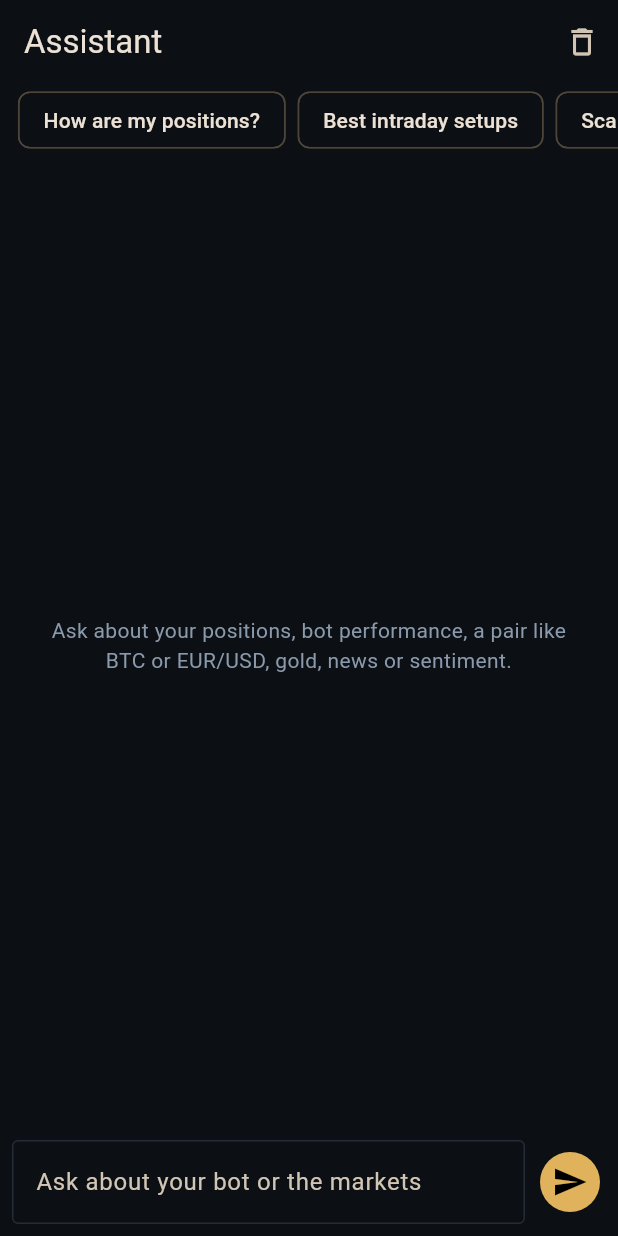
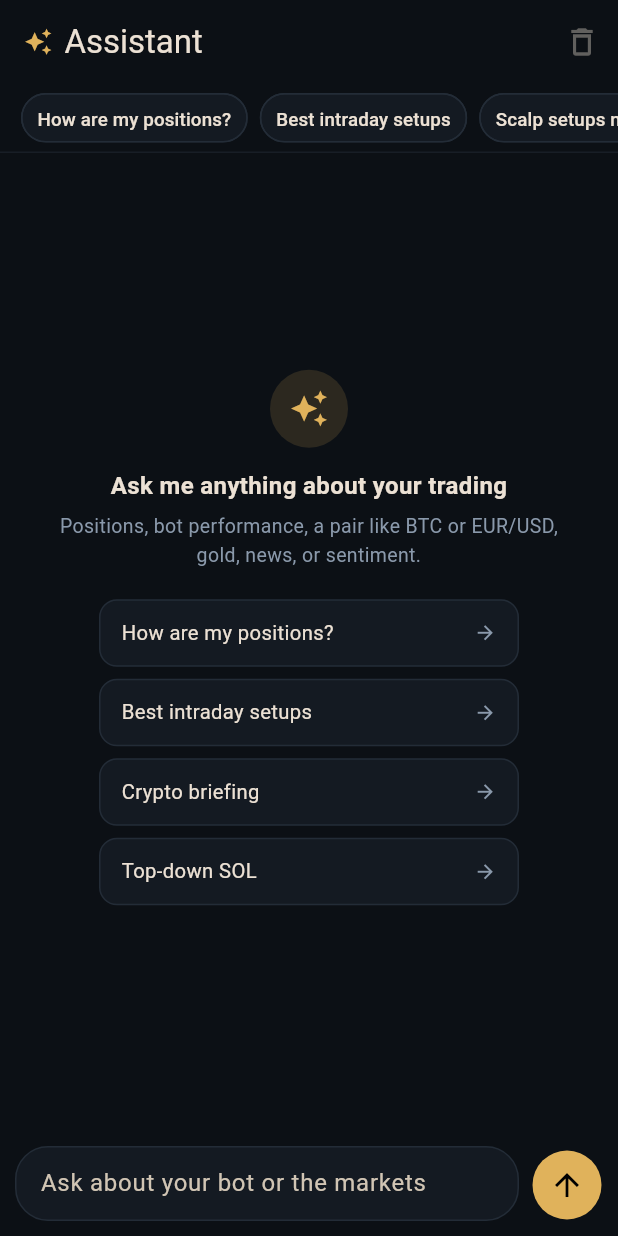
Before and after one commit to usmonkamalov8-boop/trade-companion, a Flutter app: the ChatPage screen opened directly, after a tap on "How are my positions?", after a tap on the "delete outline" icon, on a phone screen of 412 x 824 dp. Run offline on Flutter 3.47's test engine with Material 3 defaults, Android fonts, the phone set to English and light mode, and no system bars; our stand-ins replace local_auth, shared_preferences, webview_flutter; accounts and stored records are empty; network calls fail.

Commit message:
Apply UI polish for order ticket and assistant chat, plus backend AI order guidance (Steps 29-31)

```diff
--- a/flutter_app/lib/screens/chat.dart
+++ b/flutter_app/lib/screens/chat.dart
@@ -38,6 +38,22 @@ class _ChatPageState extends State<ChatPage> {
     'Risk settings',
   ];
 
+  // A handful of the quick list, surfaced as bigger suggestion cards on the empty state - the same list, just
+  // a friendlier first impression than a single line of hint text.
+  static const featured = [
+    'How are my positions?',
+    'Best intraday setups',
+    'Crypto briefing',
+    'Top-down SOL',
+  ];
+
+  @override
+  void dispose() {
+    ctl.dispose();
+    sc.dispose();
+    super.dispose();
+  }
+
   void _down() => WidgetsBinding.instance.addPostFrameCallback((_) {
         if (sc.hasClients) sc.jumpTo(sc.position.maxScrollExtent);
       });
@@ -69,68 +85,58 @@ class _ChatPageState extends State<ChatPage> {
   Widget build(BuildContext context) {
     final p = context.pal;
     return Scaffold(
-      appBar: AppBar(title: const Text('Assistant'), actions: [
-        IconButton(onPressed: () => setState(msgs.clear), icon: const Icon(Icons.delete_outline)),
+      appBar: AppBar(
+        title: Row(mainAxisSize: MainAxisSize.min, children: [
+          Icon(Icons.auto_awesome, size: 19, color: p.accent),
+          const SizedBox(width: 8),
+          const Text('Assistant'),
         ]),
+        actions: [
+          IconButton(
+            onPressed: msgs.isEmpty ? null : () => setState(msgs.clear),
+            icon: const Icon(Icons.delete_outline),
+            tooltip: 'Clear conversation',
+          ),
+        ],
+      ),
       body: Column(children: [
-        SizedBox(
-          height: 48,
+        Container(
+          height: 46,
+          decoration: BoxDecoration(border: Border(bottom: BorderSide(color: p.outline.withOpacity(0.5)))),
           child: ListView(
             scrollDirection: Axis.horizontal,
-            padding: const EdgeInsets.symmetric(horizontal: 8),
+            padding: const EdgeInsets.symmetric(horizontal: 10, vertical: 6),
             children: [
               for (final q in quick)
                 Padding(
-                  padding: const EdgeInsets.all(4),
-                  child: ActionChip(label: Text(q), onPressed: () => _send(q)),
+                  padding: const EdgeInsets.symmetric(horizontal: 4),
+                  child: ActionChip(
+                    label: Text(q, style: const TextStyle(fontSize: 12.5)),
+                    labelPadding: const EdgeInsets.symmetric(horizontal: 2),
+                    backgroundColor: p.surface,
+                    side: BorderSide(color: p.outline),
+                    shape: RoundedRectangleBorder(borderRadius: BorderRadius.circular(18)),
+                    onPressed: () => _send(q),
+                  ),
                 ),
             ],
           ),
         ),
         Expanded(
-          child: msgs.isEmpty
-              ? Center(
-                  child: Padding(
-                    padding: const EdgeInsets.all(24),
-                    child: Text(
-                      'Ask about your positions, bot performance, a pair like BTC or EUR/USD, gold, news or sentiment.',
-                      textAlign: TextAlign.center,
-                      style: TextStyle(color: p.muted),
-                    ),
-                  ),
-                )
-              : ListView.builder(
-                  controller: sc,
-                  padding: const EdgeInsets.all(12),
-                  itemCount: msgs.length,
-                  itemBuilder: (_, i) {
-                    final m = msgs[i];
-                    final me = m['role'] == 'user';
-                    return Align(
-                      alignment: me ? Alignment.centerRight : Alignment.centerLeft,
-                      child: Container(
-                        margin: const EdgeInsets.symmetric(vertical: 4),
-                        padding: const EdgeInsets.all(11),
-                        constraints: BoxConstraints(maxWidth: MediaQuery.of(context).size.width * 0.9),
-                        decoration: BoxDecoration(
-                          color: me ? p.bubble : p.surface,
-                          borderRadius: BorderRadius.circular(10),
-                          border: Border.all(color: me ? p.bubbleBorder : p.outline),
-                        ),
-                        child: SelectableText(
-                          m['content']!.isEmpty ? '...' : m['content']!,
-                          style: const TextStyle(height: 1.35),
-                        ),
-                      ),
-                    );
-                  },
-                ),
+          child: msgs.isEmpty ? _EmptyState(p: p, featured: featured, onTap: _send) : _MessageList(msgs: msgs, sc: sc, p: p),
         ),
         SafeArea(
           child: Padding(
-            padding: const EdgeInsets.fromLTRB(8, 4, 8, 8),
-            child: Row(children: [
+            padding: const EdgeInsets.fromLTRB(10, 8, 10, 10),
+            child: Row(crossAxisAlignment: CrossAxisAlignment.end, children: [
               Expanded(
+                child: Container(
+                  constraints: const BoxConstraints(maxHeight: 120),
+                  decoration: BoxDecoration(
+                    color: p.surface,
+                    borderRadius: BorderRadius.circular(22),
+                    border: Border.all(color: p.outline),
+                  ),
                   child: TextField(
                     controller: ctl,
                     minLines: 1,
@@ -139,12 +145,20 @@ class _ChatPageState extends State<ChatPage> {
                     onSubmitted: (_) => _send(),
                     decoration: const InputDecoration(
                       hintText: 'Ask about your bot or the markets',
-                    border: OutlineInputBorder(),
+                      border: InputBorder.none,
+                      contentPadding: EdgeInsets.symmetric(horizontal: 16, vertical: 12),
                     ),
                   ),
                 ),
-              const SizedBox(width: 6),
-              IconButton.filled(onPressed: busy ? null : () => _send(), icon: const Icon(Icons.send)),
+              ),
+              const SizedBox(width: 8),
+              IconButton.filled(
+                style: IconButton.styleFrom(backgroundColor: p.accent, foregroundColor: p.onAccent, minimumSize: const Size(46, 46)),
+                onPressed: busy ? null : () => _send(),
+                icon: busy
+                    ? SizedBox(width: 18, height: 18, child: CircularProgressIndicator(strokeWidth: 2, color: p.onAccent))
+                    : const Icon(Icons.arrow_upward),
+              ),
             ]),
           ),
         ),
@@ -152,3 +166,146 @@ class _ChatPageState extends State<ChatPage> {
     );
   }
 }
+
+class _EmptyState extends StatelessWidget {
+  final Pal p;
+  final List<String> featured;
+  final void Function([String?]) onTap;
+  const _EmptyState({required this.p, required this.featured, required this.onTap});
+
+  @override
+  Widget build(BuildContext context) {
+    return Center(
+      child: SingleChildScrollView(
+        padding: const EdgeInsets.all(24),
+        child: Column(mainAxisSize: MainAxisSize.min, children: [
+          CircleAvatar(radius: 26, backgroundColor: p.accent.withOpacity(0.15), child: Icon(Icons.auto_awesome, color: p.accent, size: 26)),
+          const SizedBox(height: 14),
+          const Text('Ask me anything about your trading', style: TextStyle(fontSize: 16, fontWeight: FontWeight.w700), textAlign: TextAlign.center),
+          const SizedBox(height: 6),
+          Text(
+            'Positions, bot performance, a pair like BTC or EUR/USD, gold, news, or sentiment.',
+            textAlign: TextAlign.center,
+            style: TextStyle(color: p.muted, fontSize: 13),
+          ),
+          const SizedBox(height: 20),
+          for (final f in featured)
+            Padding(
+              padding: const EdgeInsets.only(bottom: 8),
+              child: InkWell(
+                borderRadius: BorderRadius.circular(12),
+                onTap: () => onTap(f),
+                child: Container(
+                  width: 280,
+                  padding: const EdgeInsets.symmetric(horizontal: 14, vertical: 12),
+                  decoration: BoxDecoration(color: p.surface, borderRadius: BorderRadius.circular(12), border: Border.all(color: p.outline)),
+                  child: Row(children: [
+                    Expanded(child: Text(f, style: const TextStyle(fontSize: 13.5))),
+                    Icon(Icons.arrow_forward, size: 15, color: p.muted),
+                  ]),
+                ),
+              ),
+            ),
+        ]),
+      ),
+    );
+  }
+}
+
+class _MessageList extends StatelessWidget {
+  final List<Map<String, String>> msgs;
+  final ScrollController sc;
+  final Pal p;
+  const _MessageList({required this.msgs, required this.sc, required this.p});
+
+  @override
+  Widget build(BuildContext context) {
+    return ListView.builder(
+      controller: sc,
+      padding: const EdgeInsets.all(12),
+      itemCount: msgs.length,
+      itemBuilder: (_, i) {
+        final m = msgs[i];
+        final me = m['role'] == 'user';
+        final content = m['content']!;
+        final thinking = !me && content.isEmpty;
+        return Align(
+          alignment: me ? Alignment.centerRight : Alignment.centerLeft,
+          child: Row(
+            mainAxisSize: MainAxisSize.min,
+            crossAxisAlignment: CrossAxisAlignment.end,
+            children: [
+              if (!me) ...[
+                CircleAvatar(radius: 12, backgroundColor: p.accent.withOpacity(0.15), child: Icon(Icons.auto_awesome, size: 12, color: p.accent)),
+                const SizedBox(width: 6),
+              ],
+              Flexible(
+                child: Container(
+                  margin: const EdgeInsets.symmetric(vertical: 4),
+                  padding: const EdgeInsets.symmetric(horizontal: 13, vertical: 11),
+                  constraints: BoxConstraints(maxWidth: MediaQuery.of(context).size.width * 0.78),
+                  decoration: BoxDecoration(
+                    color: me ? p.bubble : p.surface,
+                    borderRadius: BorderRadius.circular(14),
+                    border: Border.all(color: me ? p.bubbleBorder : p.outline),
+                  ),
+                  child: thinking
+                      ? _ThinkingDots(color: p.muted)
+                      : SelectableText(content, style: const TextStyle(height: 1.35)),
+                ),
+              ),
+            ],
+          ),
+        );
+      },
+    );
+  }
+}
+
+/// Three softly pulsing dots while waiting for the first token of a streamed reply - replaces the plain "..."
+/// placeholder with something that reads as "working on it" rather than a possibly-stuck blank message.
+class _ThinkingDots extends StatefulWidget {
+  final Color color;
+  const _ThinkingDots({required this.color});
+  @override
+  State<_ThinkingDots> createState() => _ThinkingDotsState();
+}
+
+class _ThinkingDotsState extends State<_ThinkingDots> with SingleTickerProviderStateMixin {
+  late final AnimationController _c;
+  @override
+  void initState() {
+    super.initState();
+    _c = AnimationController(vsync: this, duration: const Duration(milliseconds: 1100))..repeat();
+  }
+
+  @override
+  void dispose() {
+    _c.dispose();
+    super.dispose();
+  }
+
+  @override
+  Widget build(BuildContext context) {
+    return SizedBox(
+      width: 34,
+      height: 14,
+      child: AnimatedBuilder(
+        animation: _c,
+        builder: (context, _) {
+          return Row(
+            mainAxisAlignment: MainAxisAlignment.spaceBetween,
+            children: List.generate(3, (i) {
+              final t = (_c.value - i * 0.2) % 1.0;
+              final scale = 0.5 + 0.5 * (t < 0.5 ? t * 2 : (1 - t) * 2);
+              return Opacity(
+                opacity: 0.4 + 0.6 * scale,
+                child: Container(width: 6, height: 6, decoration: BoxDecoration(color: widget.color, shape: BoxShape.circle)),
+              );
+            }),
+          );
+        },
+      ),
+    );
+  }
+}
```
Also changed, not shown: 1 other file. Lines whose indentation alone changed are shown as unchanged.
